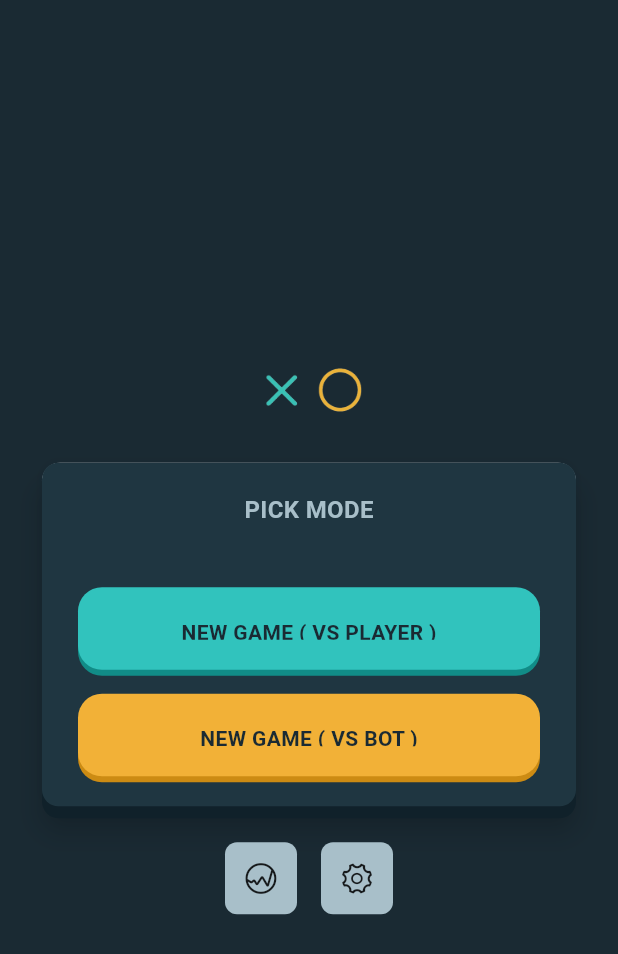
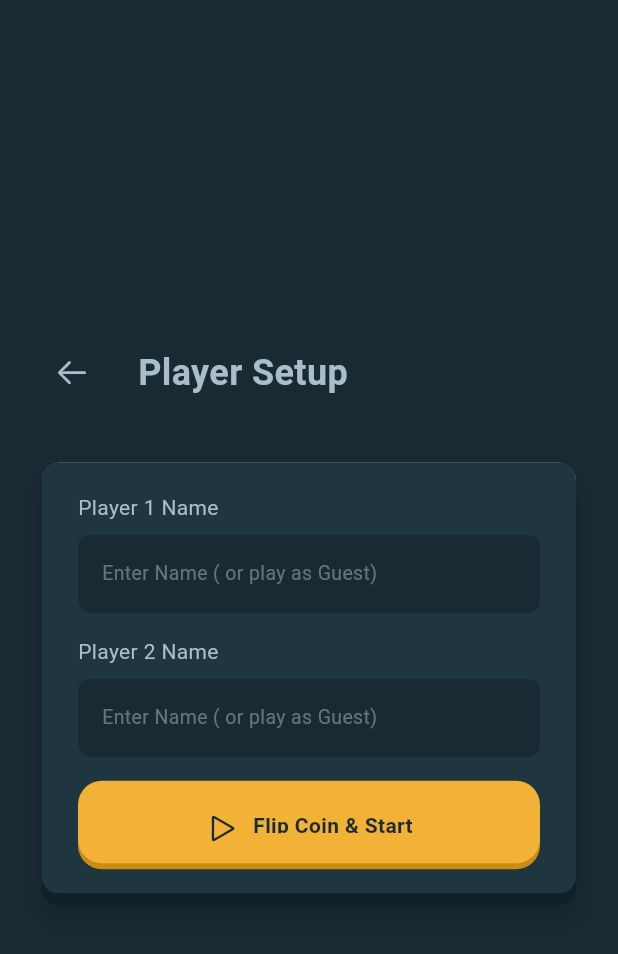
Before and after one commit to OmarAdel10/x_o_game, a Flutter app: the screen it shows after launch, after a tap on "NEW GAME ( VS PLAYER )", on a phone screen of 412 x 824 dp. Shown: the top 954 px of the screen. Run offline on Flutter 3.47's test engine with Material 3 defaults, Android fonts, the light colour scheme and no system bars; drawn by our look-alikes of auto_size_text; our stand-ins replace google_fonts.

Commit message:
- Implemented Player Vs Player Screen UI - Added Custom Text Form Field

```diff
--- /dev/null
+++ b/lib/game/pvp/view/screens/player_vs_player_screen.dart
@@ -0,0 +1,146 @@
+import 'package:auto_size_text/auto_size_text.dart';
+import 'package:flutter/cupertino.dart';
+import 'package:flutter/material.dart';
+import 'package:google_fonts/google_fonts.dart';
+import 'package:x_o_game/shared/apptheme.dart';
+import 'package:x_o_game/shared/managers/font_manager.dart';
+import 'package:x_o_game/shared/widgets/custom_button.dart';
+import 'package:x_o_game/shared/widgets/custom_text_field.dart';
+
+class PlayerVsPlayerScreen extends StatelessWidget {
+  static const String routeName = 'pvp';
+  PlayerVsPlayerScreen({super.key});
+
+  final TextEditingController playerOneNameController = TextEditingController();
+  final TextEditingController playerTwoNameController = TextEditingController();
+
+  @override
+  Widget build(BuildContext context) {
+    final GlobalKey<FormState> formKey = GlobalKey();
+    return Scaffold(
+      body: SafeArea(
+        child: Padding(
+          padding: const EdgeInsets.symmetric(horizontal: 24),
+          child: Column(
+            mainAxisAlignment: MainAxisAlignment.center,
+            children: [
+              Row(
+                mainAxisAlignment: MainAxisAlignment.start,
+                children: [
+                  IconButton(
+                    onPressed: () {
+                      if (Navigator.of(context).canPop()) {
+                        Navigator.of(context).pop();
+                      }
+                    },
+                    icon: Icon(
+                      CupertinoIcons.arrow_left,
+                      size: 24,
+                      color: Apptheme.silver,
+                    ),
+                  ),
+                  const SizedBox(width: 20),
+                  AutoSizeText(
+                    'Player Setup',
+                    style: GoogleFonts.roboto(
+                      color: Apptheme.silver,
+                      fontSize: FontSizeManager.header,
+                      fontWeight: FontWeightManager.bold,
+                    ),
+                  ),
+                ],
+              ),
+              const SizedBox(height: 32),
+              Form(
+                key: formKey,
+                child: Card(
+                  elevation: 8,
+                  child: Container(
+                    decoration: BoxDecoration(
+                      color: Apptheme.semiDarkNavy,
+                      borderRadius: BorderRadius.circular(11),
+                      boxShadow: [
+                        BoxShadow(
+                          color: Apptheme.shadowDark,
+                          offset: const Offset(0, 8),
+                          blurRadius: 0,
+                        ),
+                      ],
+                    ),
+                    child: Padding(
+                      padding: const EdgeInsets.symmetric(
+                        horizontal: 24,
+                        vertical: 20,
+                      ),
+                      child: Column(
+                        crossAxisAlignment: CrossAxisAlignment.start,
+                        children: [
+                          Text(
+                            'Player 1 Name',
+                            style: GoogleFonts.roboto(
+                              color: Apptheme.silver,
+                              fontSize: FontSizeManager.bodySmall,
+                              fontWeight: FontWeightManager.regular,
+                            ),
+                          ),
+                          const SizedBox(height: 8),
+                          CustomTextField(
+                            controller: playerOneNameController,
+                            hintText: 'Enter Name ( or play as Guest)',
+                            validator: (value) {
+                              if (value == null || value.isEmpty) {
+                                return 'Field Can Not Be Empty';
+                              }
+                              if (value.length < 3) {
+                                return 'Name Can Not Be Less Than 3 Characters';
+                              }
+                              return null;
+                            },
+                          ),
+
+                          const SizedBox(height: 16),
+                          Text(
+                            'Player 2 Name',
+                            style: GoogleFonts.roboto(
+                              color: Apptheme.silver,
+                              fontSize: FontSizeManager.bodySmall,
+                              fontWeight: FontWeightManager.regular,
+                            ),
+                          ),
+                          const SizedBox(height: 8),
+                          CustomTextField(
+                            controller: playerTwoNameController,
+                            hintText: 'Enter Name ( or play as Guest)',
+                            validator: (value) {
+                              if (value == null || value.isEmpty) {
+                                return 'Field Can Not Be Empty';
+                              }
+                              if (value.length < 3) {
+                                return 'Name Can Not Be Less Than 3 Characters';
+                              }
+                              return null;
+                            },
+                          ),
+
+                          const SizedBox(height: 16),
+                          CustomButton(
+                            hasPrefixIcon: true,
+                            icon: CupertinoIcons.play,
+                            backgroundColor: Apptheme.lightYellow,
+                            shadowColor: Apptheme.shadowYellow,
+                            text: 'Flip Coin & Start',
+                            onPressed: () {},
+                          ),
+                        ],
+                      ),
+                    ),
+                  ),
+                ),
+              ),
+            ],
+          ),
+        ),
+      ),
+    );
+  }
+}
--- a/lib/home/home/view/screens/home_screen.dart
+++ b/lib/home/home/view/screens/home_screen.dart
@@ -1,6 +1,7 @@
 import 'package:flutter/cupertino.dart';
 import 'package:flutter/material.dart';
 import 'package:google_fonts/google_fonts.dart';
+import 'package:x_o_game/game/pvp/view/screens/player_vs_player_screen.dart';
 import 'package:x_o_game/shared/apptheme.dart';
 import 'package:x_o_game/shared/managers/assets_manager.dart';
 import 'package:x_o_game/shared/managers/font_manager.dart';
@@ -61,7 +62,11 @@ class HomeScreen extends StatelessWidget {
                           backgroundColor: Apptheme.lightBlue,
                           shadowColor: Apptheme.shadowBlue,
                           text: 'NEW GAME ( VS PLAYER )',
-                          onPressed: () {},
+                          onPressed: () {
+                            Navigator.of(
+                              context,
+                            ).pushNamed(PlayerVsPlayerScreen.routeName);
+                          },
                         ),
                         const SizedBox(height: 16),
                         CustomButton(
@@ -92,7 +97,7 @@ class HomeScreen extends StatelessWidget {
                       child: Icon(CupertinoIcons.graph_circle, size: 24),
                     ),
                   ),
-                  const SizedBox(width: 16,),
+                  const SizedBox(width: 16),
                   InkWell(
                     onTap: () {},
                     child: Container(
--- a/lib/main.dart
+++ b/lib/main.dart
@@ -1,4 +1,5 @@
 import 'package:flutter/material.dart';
+import 'package:x_o_game/game/pvp/view/screens/player_vs_player_screen.dart';
 import 'package:x_o_game/home/home/view/screens/home_screen.dart';
 import 'package:x_o_game/shared/apptheme.dart';
 
@@ -15,6 +16,7 @@ class XOGame extends StatelessWidget {
       debugShowCheckedModeBanner: false,
       routes: {
         HomeScreen.routeName: (_) => HomeScreen(),
+        PlayerVsPlayerScreen.routeName: (_) => PlayerVsPlayerScreen(),
       },
       initialRoute: HomeScreen.routeName,
       theme: Apptheme.darkTheme,
--- a/lib/shared/apptheme.dart
+++ b/lib/shared/apptheme.dart
@@ -1,4 +1,5 @@
 import 'package:flutter/material.dart';
+import 'package:google_fonts/google_fonts.dart';
 
 class Apptheme {
   // App Colors
@@ -11,7 +12,7 @@ class Apptheme {
   static const Color lightSilver = Color(
     0xFFDBE8ED,
   ); // Light buttons/inactive states
-  static const Color white = Color(0xFFFFFFFF); // White text
+  static const Color white = Color(0xFFFFFFFF);
 
   // Inset Shadows (bottom shadows on buttons)
   static const Color shadowBlue = Color(0xFF118C87); // Cyan button shadow
@@ -24,5 +25,23 @@ class Apptheme {
 
   static ThemeData darkTheme = ThemeData(
     scaffoldBackgroundColor: primary,
+
+    inputDecorationTheme: InputDecorationTheme(
+      border: OutlineInputBorder(
+        borderRadius: BorderRadius.circular(8),
+        borderSide: BorderSide.none,
+      ),
+      enabledBorder: OutlineInputBorder(
+        borderRadius: BorderRadius.circular(8),
+        borderSide: BorderSide.none,
+      ),
+      focusedBorder: OutlineInputBorder(
+        borderRadius: BorderRadius.circular(8),
+        borderSide: BorderSide(color: lightBlue, width: 2),
+      ),
+      errorStyle: GoogleFonts.roboto(),
+      filled: true,
+      fillColor: deepDarkNavy,
+    ),
   );
 }
--- a/lib/shared/managers/font_manager.dart
+++ b/lib/shared/managers/font_manager.dart
@@ -28,7 +28,3 @@ class FontWeightManager {
   static const FontWeight semiBold = FontWeight.w600; // Button text, headers
   static const FontWeight bold = FontWeight.w700; // Large numbers, emphasis
 }
-
-class FontFamilyManager {
-  static const String fontFamily = 'Roboto';
-}
--- a/lib/shared/widgets/custom_button.dart
+++ b/lib/shared/widgets/custom_button.dart
@@ -10,12 +10,16 @@ class CustomButton extends StatelessWidget {
     required this.shadowColor,
     required this.text,
     required this.onPressed,
+    this.hasPrefixIcon = false,
+    this.icon,
   });
 
   final Color backgroundColor;
   final Color shadowColor;
   final String text;
   final void Function() onPressed;
+  final bool hasPrefixIcon;
+  final IconData? icon;
 
   @override
   Widget build(BuildContext context) {
@@ -29,11 +33,25 @@ class CustomButton extends StatelessWidget {
           color: backgroundColor,
           borderRadius: BorderRadius.circular(16.0),
           boxShadow: [
-            BoxShadow(color: shadowColor, offset: const Offset(0, 4), blurRadius: 0),
+            BoxShadow(
+              color: shadowColor,
+              offset: const Offset(0, 4),
+              blurRadius: 0,
+            ),
           ],
         ),
-        child: Center(
-          child: AutoSizeText(
+        child: Row(
+          mainAxisAlignment: MainAxisAlignment.center,
+          children: [
+            hasPrefixIcon
+                ? Row(
+                    children: [
+                      Icon(icon, size: 24, color: Apptheme.primary),
+                      SizedBox(width: 8),
+                    ],
+                  )
+                : const SizedBox(),
+            AutoSizeText(
               text,
               minFontSize: FontSizeManager.bodySmall,
               style: TextStyle(
@@ -42,6 +60,7 @@ class CustomButton extends StatelessWidget {
                 color: Apptheme.primary,
               ),
             ),
+          ],
         ),
       ),
     );
--- /dev/null
+++ b/lib/shared/widgets/custom_text_field.dart
@@ -0,0 +1,39 @@
+import 'package:flutter/material.dart';
+import 'package:google_fonts/google_fonts.dart';
+import 'package:x_o_game/shared/apptheme.dart';
+import 'package:x_o_game/shared/managers/font_manager.dart';
+
+class CustomTextField extends StatelessWidget {
+  const CustomTextField({
+    super.key,
+    required this.controller,
+    this.validator,
+    required this.hintText,
+  });
+
+  final TextEditingController controller;
+  final String? Function(String?)? validator;
+  final String hintText;
+
+  @override
+  Widget build(BuildContext context) {
+    return TextFormField(
+      controller: controller,
+      validator: validator,
+      keyboardType: TextInputType.name,
+      cursorColor: Apptheme.silver,
+      cursorWidth: 2,
+      decoration: InputDecoration(hint: Text(hintText, style: GoogleFonts.roboto(
+            color: Apptheme.secondaryText.withValues(alpha: 0.5),
+            fontSize: FontSizeManager.caption,
+            fontWeight: FontWeightManager.regular,
+          ),
+        )),
+      style: GoogleFonts.roboto(
+        color: Apptheme.secondaryText,
+        fontSize: FontSizeManager.caption,
+        fontWeight: FontWeightManager.regular,
+      ),
+    );
+  }
+}
```
Lines whose indentation alone changed are shown as unchanged.
